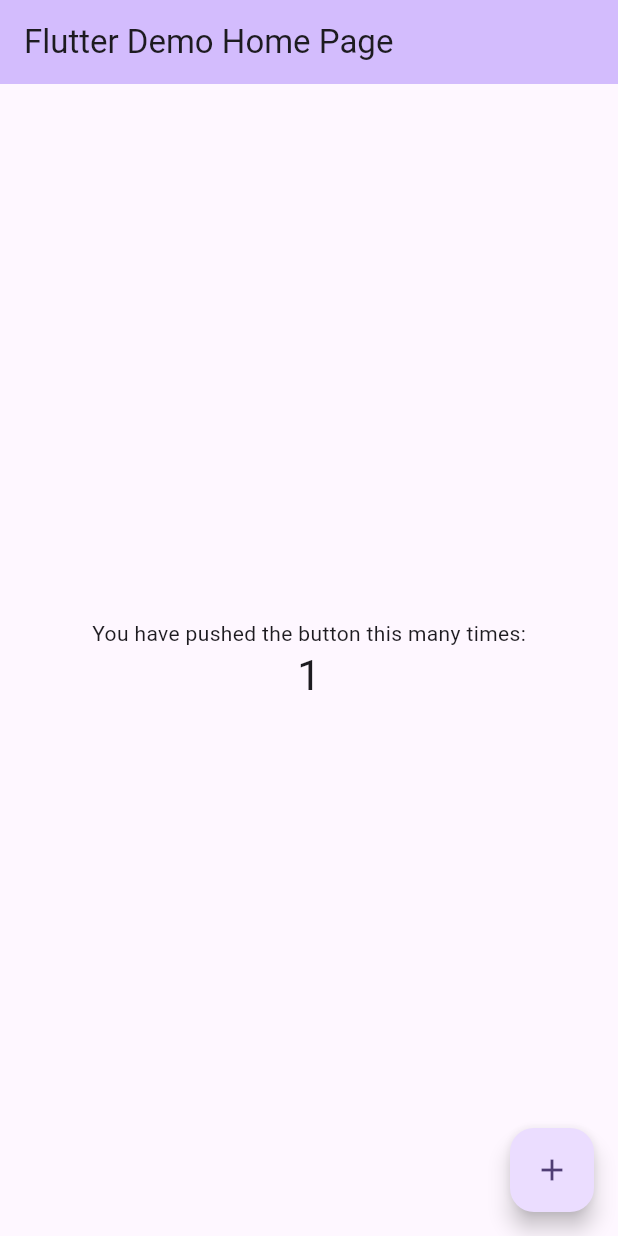
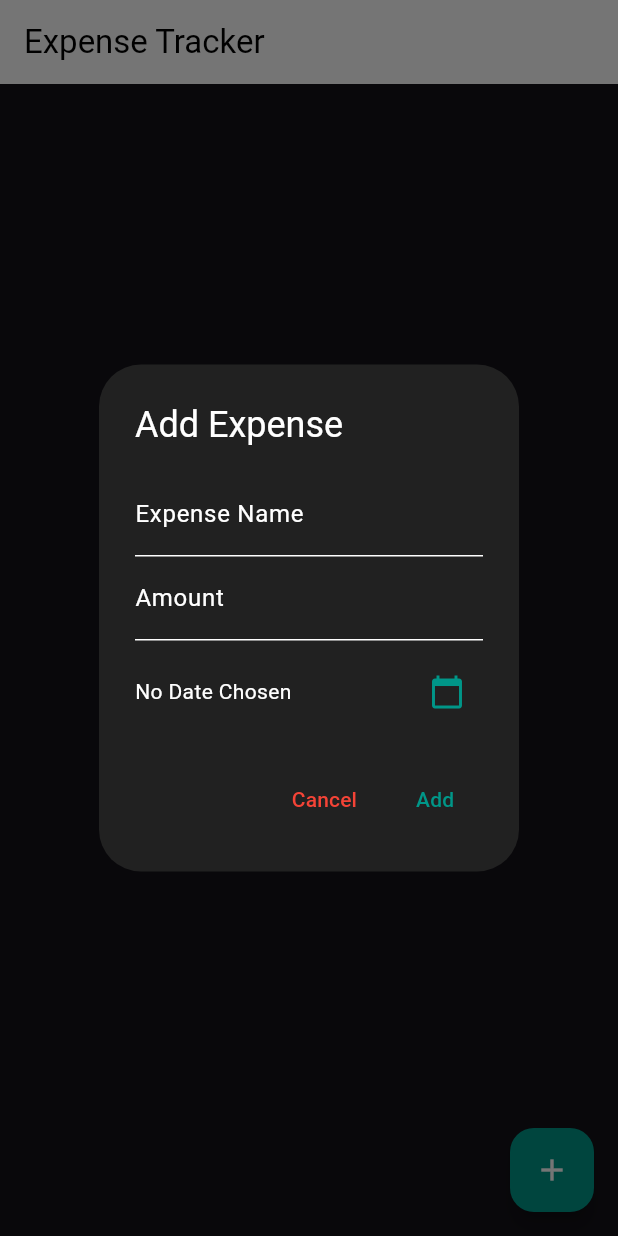
Before and after one commit to antonysajant/expense-tracker, a Flutter app: the screen it shows after launch, after a tap on the "add" icon, on a phone screen of 412 x 824 dp. Run offline on Flutter 3.47's test engine with Material 3 defaults, Android fonts, the phone set to English and light mode, and no system bars.

Commit message:
some changes

```diff
--- a/lib/main.dart
+++ b/lib/main.dart
@@ -1,65 +1,123 @@
 import 'package:flutter/material.dart';
+import 'package:intl/intl.dart';
 
 void main() {
-  runApp(const MyApp());
+  runApp(const ExpenseTrackerApp());
 }
 
-class MyApp extends StatelessWidget {
-  const MyApp({super.key});
+class ExpenseTrackerApp extends StatelessWidget {
+  const ExpenseTrackerApp({super.key});
 
   @override
   Widget build(BuildContext context) {
     return MaterialApp(
-      title: 'Flutter Demo',
-      theme: ThemeData(
-        colorScheme: ColorScheme.fromSeed(seedColor: Colors.deepPurple),
-        useMaterial3: true,
+      debugShowCheckedModeBanner: false,
+      theme: ThemeData.dark().copyWith(
+        colorScheme: ColorScheme.fromSwatch(primarySwatch: Colors.blueGrey),
+        floatingActionButtonTheme: const FloatingActionButtonThemeData(
+          backgroundColor: Colors.teal,
+        ),
       ),
-      home: const MyHomePage(title: 'Flutter Demo Home Page'),
+      home: const HomeScreen(),
     );
   }
 }
 
-class MyHomePage extends StatefulWidget {
-  const MyHomePage({super.key, required this.title});
-
-  final String title;
+class HomeScreen extends StatefulWidget {
+  const HomeScreen({super.key});
 
   @override
-  State<MyHomePage> createState() => _MyHomePageState();
+  State<HomeScreen> createState() => _HomeScreenState();
 }
 
-class _MyHomePageState extends State<MyHomePage> {
-  int _counter = 0;
+class _HomeScreenState extends State<HomeScreen> {
+  final TextEditingController _nameController = TextEditingController();
+  final TextEditingController _amountController = TextEditingController();
+  DateTime? _selectedDate;
 
-  void _incrementCounter() {
-    setState(() {
-      _counter++;
-    });
+  void _showAddExpenseDialog() {
+    showDialog(
+      context: context,
+      builder: (context) {
+        return AlertDialog(
+          backgroundColor: Colors.grey[900],
+          title:
+              const Text("Add Expense", style: TextStyle(color: Colors.white)),
+          content: Column(
+            mainAxisSize: MainAxisSize.min,
+            children: [
+              TextField(
+                controller: _nameController,
+                decoration: const InputDecoration(
+                    labelText: "Expense Name",
+                    labelStyle: TextStyle(color: Colors.white)),
+                style: const TextStyle(color: Colors.white),
+              ),
+              TextField(
+                controller: _amountController,
+                keyboardType: TextInputType.number,
+                decoration: const InputDecoration(
+                    labelText: "Amount",
+                    labelStyle: TextStyle(color: Colors.white)),
+                style: const TextStyle(color: Colors.white),
+              ),
+              const SizedBox(height: 10),
+              Row(
+                children: [
+                  Expanded(
+                    child: Text(
+                      _selectedDate == null
+                          ? "No Date Chosen"
+                          : "Date: ${DateFormat.yMMMd().format(_selectedDate!)}",
+                      style: const TextStyle(color: Colors.white),
+                    ),
+                  ),
+                  IconButton(
+                    icon: const Icon(Icons.calendar_today, color: Colors.teal),
+                    onPressed: () async {
+                      DateTime? pickedDate = await showDatePicker(
+                        context: context,
+                        initialDate: DateTime.now(),
+                        firstDate: DateTime(2000),
+                        lastDate: DateTime.now(),
+                      );
+                      setState(() {
+                        _selectedDate = pickedDate;
+                      });
+                    },
+                  ),
+                ],
+              ),
+            ],
+          ),
+          actions: [
+            TextButton(
+              onPressed: () => Navigator.of(context).pop(),
+              child: const Text("Cancel", style: TextStyle(color: Colors.red)),
+            ),
+            TextButton(
+              onPressed: () {
+                // Add logic to save expense
+                Navigator.of(context).pop();
+              },
+              child: const Text("Add", style: TextStyle(color: Colors.teal)),
+            ),
+          ],
+        );
+      },
+    );
   }
 
   @override
   Widget build(BuildContext context) {
     return Scaffold(
-      appBar: AppBar(
-        backgroundColor: Theme.of(context).colorScheme.inversePrimary,
-        title: Text(widget.title),
-      ),
-      body: Center(
-        child: Column(
-          mainAxisAlignment: MainAxisAlignment.center,
-          children: <Widget>[
-            const Text('You have pushed the button this many times:'),
-            Text(
-              '$_counter',
-              style: Theme.of(context).textTheme.headlineMedium,
-            ),
-          ],
-        ),
+      appBar: AppBar(title: const Text("Expense Tracker")),
+      body: const Center(
+        child: Text("No expenses added yet",
+            style: TextStyle(color: Colors.white)),
       ),
       floatingActionButton: FloatingActionButton(
-        onPressed: _incrementCounter,
-        tooltip: 'Increment',
+        onPressed: _showAddExpenseDialog,
         child: const Icon(Icons.add),
       ),
     );
--- a/pubspec.yaml
+++ b/pubspec.yaml
@@ -30,6 +30,7 @@ environment:
 dependencies:
   flutter:
     sdk: flutter
+  intl: ^0.18.1
 
 
   # The following adds the Cupertino Icons font to your application.
```
Also changed, not shown: pubspec.lock, 1 other file.
